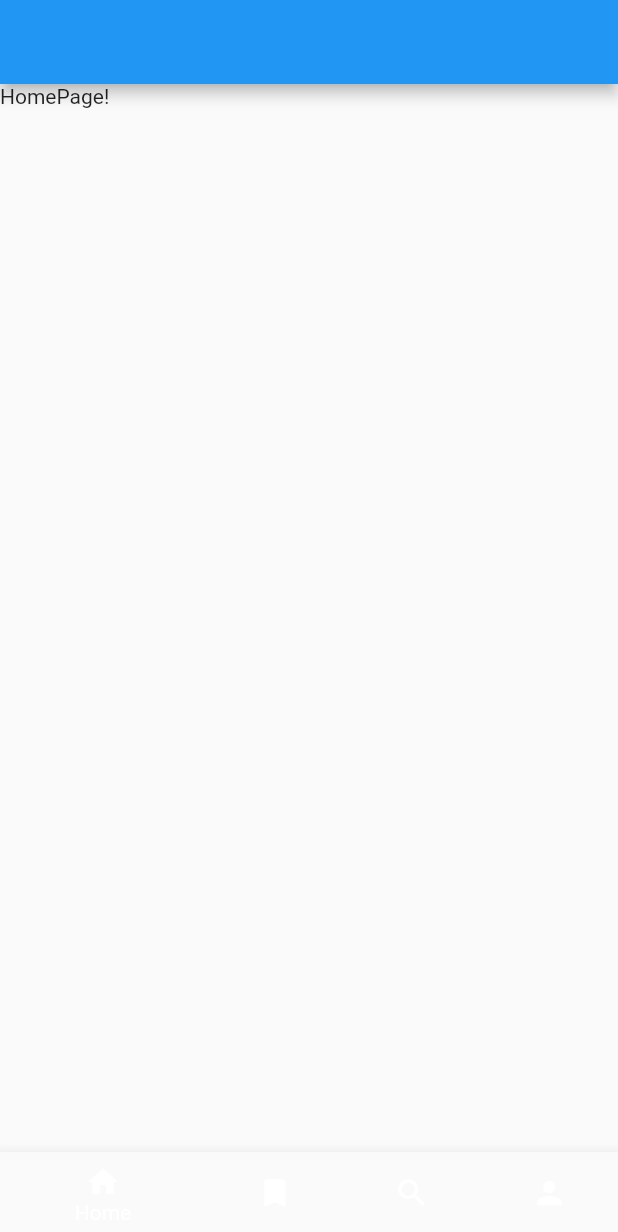
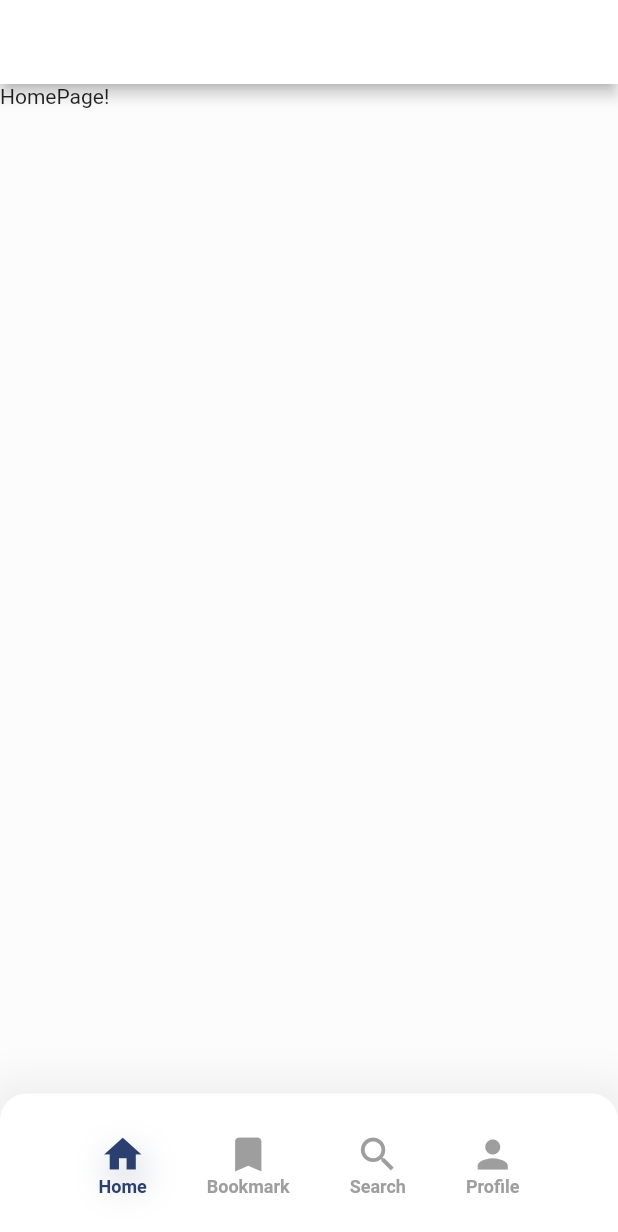
Before and after one commit to lucas404x/book_store_bacala_impl, a Flutter app: the screen it shows after launch, on a phone screen of 412 x 824 dp. Shown: the top 1232 px of the screen. Run offline on Flutter 3.47's test engine with Material 2 defaults, Android fonts, the phone set to English and light mode, and no system bars; our stand-ins replace go_router.

Commit message:
feat: add custom bottom_nav & theme scheme

```diff
--- a/lib/app.dart
+++ b/lib/app.dart
@@ -1,16 +1,24 @@
 import 'package:flutter/material.dart';
 
 import 'src/navigation/app_navigation.dart';
+import 'src/theme/app_theme.dart';
 
 class MyApp extends StatelessWidget {
   const MyApp({super.key});
 
   @override
   Widget build(BuildContext context) {
+    final theme = ThemeData();
     return MaterialApp.router(
       title: 'Bacala',
-      theme: ThemeData(
-        primaryColor: Colors.blue
+      theme: theme.copyWith(
+        primaryColor: AppTheme.primaryColor,
+        backgroundColor: AppTheme.backgroundColor,
+        scaffoldBackgroundColor: AppTheme.backgroundColor,
+        colorScheme: theme.colorScheme.copyWith(
+          primary: AppTheme.primaryColor,
+          secondary: AppTheme.secondaryColor,
+        )
       ),
       routerConfig: AppNavigation.instance.routers,
     );
--- a/lib/src/pages/base/base_page.dart
+++ b/lib/src/pages/base/base_page.dart
@@ -2,6 +2,7 @@ import 'package:flutter/material.dart';
 import 'package:go_router/go_router.dart';
 
 import '../../navigation/app_navigation.dart';
+import '../../shared/components/app_bottom_navigation_bar.dart';
 
 class BasePage extends StatelessWidget {
   final Widget child;
@@ -26,26 +27,14 @@ class BasePage extends StatelessWidget {
 
     return Scaffold(
       body: child,
-      bottomNavigationBar: BottomNavigationBar(
+      bottomNavigationBar: AppBottomNavigationBar(
         currentIndex: getCurrentPageIndex(context),
         onTap: (index) => onItemTapped(context, index),
-        items: const [
-          BottomNavigationBarItem(
-            icon: Icon(Icons.home),
-            label: 'Home',
-          ),
-          BottomNavigationBarItem(
-            icon: Icon(Icons.bookmark),
-            label: 'Bookmark',
-          ),
-          BottomNavigationBarItem(
-            icon: Icon(Icons.search),
-            label: 'Search',
-          ),
-          BottomNavigationBarItem(
-            icon: Icon(Icons.person),
-            label: 'Profile',
-          )
+        navItems: const [
+          AppNavItem(iconData: Icons.home, label: 'Home'),
+          AppNavItem(iconData: Icons.bookmark, label: 'Bookmark'),
+          AppNavItem(iconData: Icons.search, label: 'Search'),
+          AppNavItem(iconData: Icons.person, label: 'Profile')
         ],
       ),
     );
--- /dev/null
+++ b/lib/src/shared/components/app_bottom_navigation_bar.dart
@@ -0,0 +1,118 @@
+import 'package:flutter/material.dart';
+
+class AppBottomNavigationBar extends StatelessWidget {
+  final int currentIndex;
+  final void Function(int)? onTap;
+  final List<AppNavItem> navItems;
+
+  const AppBottomNavigationBar({
+    super.key,
+    this.currentIndex = 0,
+    this.onTap,
+    this.navItems = const [],
+  });
+
+  @override
+  Widget build(BuildContext context) {
+    final items = <_BottomNavigationItem>[];
+
+    for (var i = 0; i < navItems.length; i++) {
+      items.add(
+        _BottomNavigationItem(
+          index: i,
+          navItem: navItems[i],
+          onSelectItem: onTap,
+          selected: currentIndex == i,
+        ),
+      );
+    }
+
+    const radius = Radius.circular(18);
+
+    return Container(
+      height: 95.0,
+      width: double.maxFinite,
+      decoration: BoxDecoration(
+        color: Colors.white,
+        borderRadius: const BorderRadius.only(topLeft: radius, topRight: radius),
+        boxShadow: [
+          BoxShadow(
+            color: Colors.black.withOpacity(.05),
+            blurRadius: 20,
+            spreadRadius: 10,
+          )
+        ],
+      ),
+      child: Row(
+        children: [
+          const Spacer(),
+          ...items,
+          const Spacer(),
+        ],
+      ),
+    );
+  }
+}
+
+class AppNavItem {
+  final IconData iconData;
+  final String label;
+
+  const AppNavItem({
+    required this.iconData,
+    required this.label,
+  });
+}
+
+class _BottomNavigationItem extends StatelessWidget {
+  final int index;
+  final AppNavItem navItem;
+  final bool selected;
+  final void Function(int)? onSelectItem;
+
+  const _BottomNavigationItem({
+    required this.index,
+    required this.navItem,
+    this.selected = false,
+    this.onSelectItem,
+  });
+
+  @override
+  Widget build(BuildContext context) {
+    final secondaryColor = Theme.of(context).colorScheme.secondary;
+    final textTheme = Theme.of(context).textTheme;
+
+    return GestureDetector(
+      onTap: () => onSelectItem?.call(index),
+      child: Padding(
+        padding: const EdgeInsets.symmetric(horizontal: 20.0),
+        child: Column(
+          mainAxisAlignment: MainAxisAlignment.center,
+          children: [
+            Icon(
+              navItem.iconData,
+              color: selected ? secondaryColor : Colors.grey,
+              size: 30,
+              shadows: selected ? [
+                BoxShadow(
+                  blurRadius: 30,
+                  spreadRadius: 20,
+                  offset: const Offset(2, 10),
+                  color: secondaryColor.withOpacity(.35)
+                )
+              ] : null,
+            ),
+            Text(
+              navItem.label,
+              style: textTheme.subtitle1?.copyWith(
+                fontSize: 12,
+                color: selected ? secondaryColor : Colors.grey,
+                fontWeight: FontWeight.bold,
+              ),
+            ),
+          ],
+        ),
+      ),
+    );
+  }
+}
--- /dev/null
+++ b/lib/src/theme/app_theme.dart
@@ -0,0 +1,7 @@
+import 'package:flutter/material.dart';
+
+class AppTheme {
+  static const Color primaryColor = Colors.white;
+  static const Color secondaryColor = Color(0XFF2B406F);
+  static const Color backgroundColor = Color(0XFFFCFCFD);
+}
```
